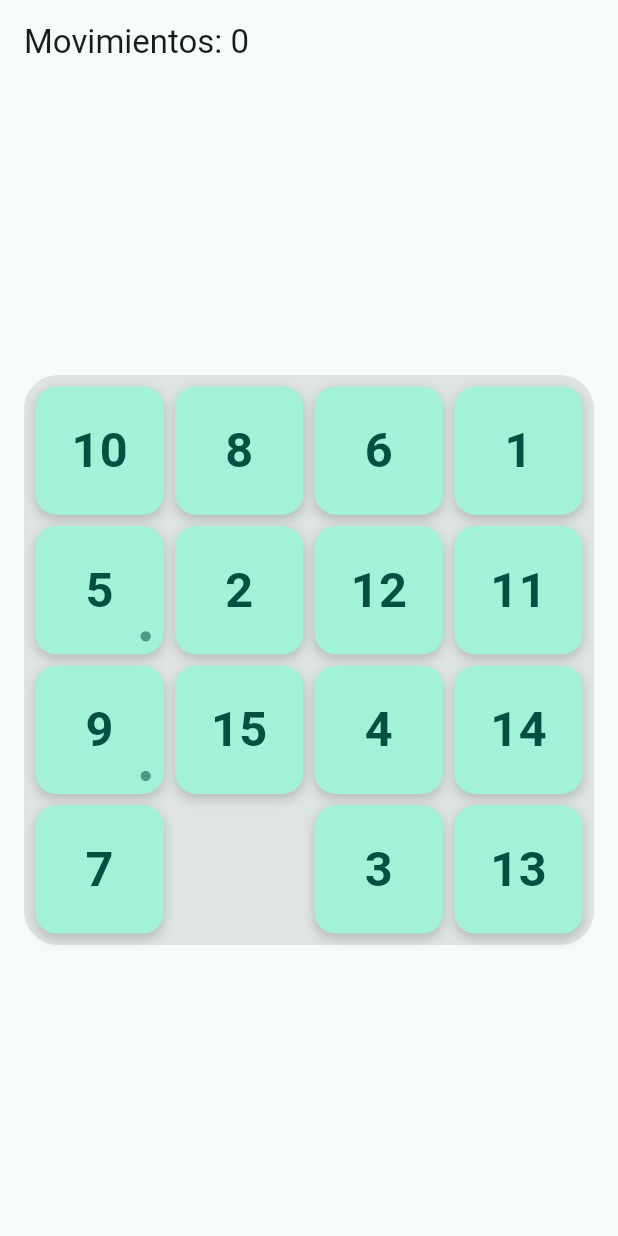
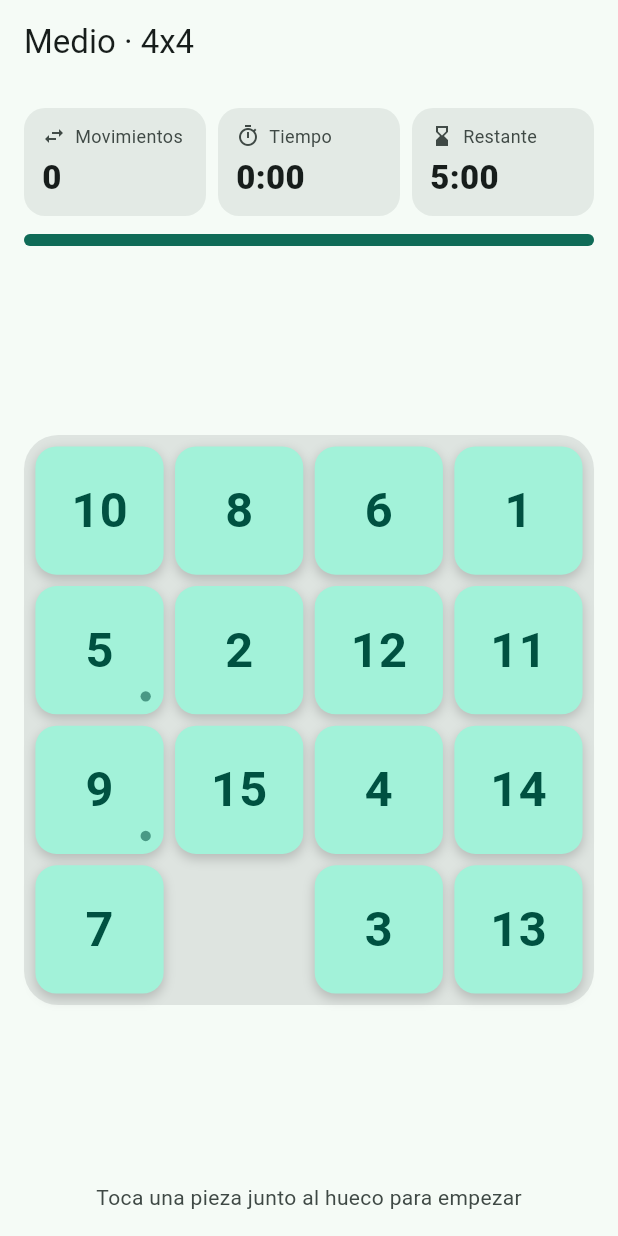
Before and after one commit to juaneslinarez-byte/15-puzzle_JL_LB, a Flutter app: the screen it shows after launch, on a phone screen of 412 x 824 dp. Run offline on Flutter 3.47's test engine with Material 3 defaults, Android fonts, the phone set to English and light mode, and no system bars.

Commit message:
feat: agregar pantalla de juego con cronometro, movimientos y tiempo restante

```diff
--- a/lib/main.dart
+++ b/lib/main.dart
@@ -1,8 +1,7 @@
 import 'package:flutter/material.dart';
 
 import 'logic/difficulty.dart';
-import 'logic/game_session.dart';
-import 'widgets/puzzle_board.dart';
+import 'screens/game_screen.dart';
 
 void main() => runApp(const PuzzleApp());
 
@@ -18,38 +17,8 @@ class PuzzleApp extends StatelessWidget {
         colorScheme: ColorScheme.fromSeed(seedColor: const Color(0xFF1F6F5C)),
         useMaterial3: true,
       ),
-      home: const _BoardPreview(),
+      // Mientras no exista el menú, la app abre directo en una partida.
+      home: const GameScreen(difficulty: Difficulty.medium),
     );
   }
 }
-
-/// Vista temporal para probar el tablero mientras se arma la pantalla de juego.
-class _BoardPreview extends StatefulWidget {
-  const _BoardPreview();
-
-  @override
-  State<_BoardPreview> createState() => _BoardPreviewState();
-}
-
-class _BoardPreviewState extends State<_BoardPreview> {
-  final _session = GameSession(Difficulty.medium);
-
-  @override
-  Widget build(BuildContext context) {
-    return Scaffold(
-      appBar: AppBar(title: Text('Movimientos: ${_session.moves}')),
-      body: Center(
-        child: ConstrainedBox(
-          constraints: const BoxConstraints(maxWidth: 480),
-          child: Padding(
-            padding: const EdgeInsets.all(16),
-            child: PuzzleBoard(
-              puzzle: _session.puzzle,
-              onTileTap: (i) => setState(() => _session.tapTile(i)),
-            ),
-          ),
-        ),
-      ),
-    );
-  }
-}
--- /dev/null
+++ b/lib/screens/game_screen.dart
@@ -0,0 +1,232 @@
+import 'dart:async';
+
+import 'package:flutter/material.dart';
+
+import '../logic/difficulty.dart';
+import '../logic/format.dart';
+import '../logic/game_session.dart';
+import '../widgets/puzzle_board.dart';
+
+/// Pantalla del tablero.
+///
+/// Es un StatefulWidget porque cambia todo el tiempo: piezas, movimientos y
+/// cronómetro. Usamos setState porque ese estado solo le importa a esta
+/// pantalla; las reglas están en [GameSession] y aquí solo se dibujan.
+class GameScreen extends StatefulWidget {
+  const GameScreen({super.key, required this.difficulty});
+
+  final Difficulty difficulty;
+
+  @override
+  State<GameScreen> createState() => _GameScreenState();
+}
+
+class _GameScreenState extends State<GameScreen> {
+  late GameSession _session;
+  final Stopwatch _stopwatch = Stopwatch();
+  Timer? _ticker;
+
+  @override
+  void initState() {
+    super.initState();
+    _newGame();
+  }
+
+  @override
+  void dispose() {
+    _ticker?.cancel();
+    super.dispose();
+  }
+
+  void _newGame() {
+    _ticker?.cancel();
+    _stopwatch
+      ..stop()
+      ..reset();
+    _session = GameSession(widget.difficulty);
+    // El Stopwatch mide el tiempo real; el Timer solo refresca la pantalla.
+    _ticker = Timer.periodic(const Duration(milliseconds: 200), (_) => _tick());
+  }
+
+  void _tick() {
+    if (_session.status != GameStatus.playing) return;
+    setState(() => _session.syncElapsed(_stopwatch.elapsed));
+    if (_session.status == GameStatus.lost) _finish();
+  }
+
+  void _onTileTap(int index) {
+    final wasReady = _session.status == GameStatus.ready;
+    if (!_session.tapTile(index)) return;
+    if (wasReady) _stopwatch.start();
+    setState(() {});
+    if (_session.status == GameStatus.won) {
+      _session.elapsed = _stopwatch.elapsed;
+      _finish();
+    }
+  }
+
+  void _finish() {
+    _stopwatch.stop();
+    _ticker?.cancel();
+    setState(() {});
+  }
+
+  @override
+  Widget build(BuildContext context) {
+    final status = _session.status;
+    return Scaffold(
+      appBar: AppBar(
+        title: Text('${widget.difficulty.label} · ${widget.difficulty.gridLabel}'),
+      ),
+      body: SafeArea(
+        child: LayoutBuilder(
+          builder: (context, constraints) {
+            // En pantallas anchas (escritorio, tablet horizontal) los datos
+            // van a la izquierda del tablero; en el teléfono, arriba.
+            final wide = constraints.maxWidth > constraints.maxHeight * 1.15 && constraints.maxWidth > 700;
+            final stats = _StatsPanel(session: _session, vertical: wide);
+            final board = ConstrainedBox(
+              constraints: const BoxConstraints(maxWidth: 560, maxHeight: 560),
+              child: PuzzleBoard(
+                puzzle: _session.puzzle,
+                enabled: _session.acceptsMoves,
+                onTileTap: _onTileTap,
+              ),
+            );
+            return Padding(
+              padding: const EdgeInsets.all(16),
+              child: wide
+                  ? Row(
+                      children: [
+                        SizedBox(width: 240, child: stats),
+                        const SizedBox(width: 24),
+                        Expanded(child: Center(child: board)),
+                      ],
+                    )
+                  : Column(
+                      children: [
+                        stats,
+                        const SizedBox(height: 16),
+                        Expanded(child: Center(child: board)),
+                        const SizedBox(height: 8),
+                        Text(
+                          switch (status) {
+                            GameStatus.ready => 'Toca una pieza junto al hueco para empezar',
+                            GameStatus.won => '¡Ganaste!',
+                            GameStatus.lost => 'Se acabó el tiempo',
+                            _ => '${_session.puzzle.correctTiles} de ${widget.difficulty.pieces} piezas en su lugar',
+                          },
+                          style: TextStyle(color: Theme.of(context).colorScheme.onSurfaceVariant),
+                        ),
+                      ],
+                    ),
+            );
+          },
+        ),
+      ),
+    );
+  }
+}
+
+class _StatsPanel extends StatelessWidget {
+  const _StatsPanel({required this.session, required this.vertical});
+
+  final GameSession session;
+  final bool vertical;
+
+  @override
+  Widget build(BuildContext context) {
+    final scheme = Theme.of(context).colorScheme;
+    final low = session.remainingFraction < 0.2 && session.status == GameStatus.playing;
+    final items = [
+      _Stat(icon: Icons.swap_horiz, label: 'Movimientos', value: '${session.moves}'),
+      _Stat(icon: Icons.timer_outlined, label: 'Tiempo', value: formatDuration(session.elapsed)),
+      _Stat(
+        icon: Icons.hourglass_bottom,
+        label: 'Restante',
+        value: formatDuration(session.remaining),
+        color: low ? scheme.error : null,
+      ),
+    ];
+    final bar = ClipRRect(
+      borderRadius: BorderRadius.circular(8),
+      child: LinearProgressIndicator(
+        value: session.remainingFraction,
+        minHeight: 8,
+        color: low ? scheme.error : scheme.primary,
+        backgroundColor: scheme.surfaceContainerHighest,
+      ),
+    );
+    if (vertical) {
+      return Column(
+        mainAxisSize: MainAxisSize.min,
+        crossAxisAlignment: CrossAxisAlignment.stretch,
+        children: [
+          for (final item in items) ...[item, const SizedBox(height: 12)],
+          bar,
+        ],
+      );
+    }
+    return Column(
+      children: [
+        Row(
+          children: [
+            for (var i = 0; i < items.length; i++) ...[
+              if (i > 0) const SizedBox(width: 8),
+              Expanded(child: items[i]),
+            ],
+          ],
+        ),
+        const SizedBox(height: 12),
+        bar,
+      ],
+    );
+  }
+}
+
+class _Stat extends StatelessWidget {
+  const _Stat({required this.icon, required this.label, required this.value, this.color});
+
+  final IconData icon;
+  final String label;
+  final String value;
+  final Color? color;
+
+  @override
+  Widget build(BuildContext context) {
+    final scheme = Theme.of(context).colorScheme;
+    return Container(
+      padding: const EdgeInsets.symmetric(vertical: 10, horizontal: 12),
+      decoration: BoxDecoration(
+        color: scheme.surfaceContainerHigh,
+        borderRadius: BorderRadius.circular(14),
+      ),
+      child: Column(
+        crossAxisAlignment: CrossAxisAlignment.start,
+        children: [
+          Row(
+            children: [
+              Icon(icon, size: 16, color: color ?? scheme.onSurfaceVariant),
+              const SizedBox(width: 6),
+              Flexible(
+                child: Text(label,
+                    overflow: TextOverflow.ellipsis,
+                    style: TextStyle(fontSize: 12, color: color ?? scheme.onSurfaceVariant)),
+              ),
+            ],
+          ),
+          const SizedBox(height: 4),
+          Text(
+            value,
+            style: TextStyle(
+              fontSize: 22,
+              fontWeight: FontWeight.w800,
+              color: color,
+              fontFeatures: const [FontFeature.tabularFigures()],
+            ),
+          ),
+        ],
+      ),
+    );
+  }
+}
```
